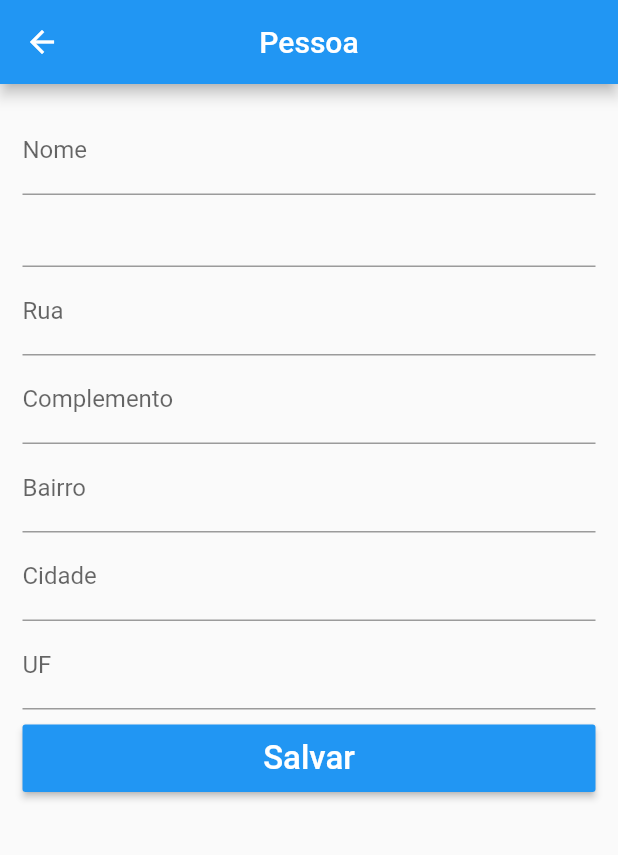
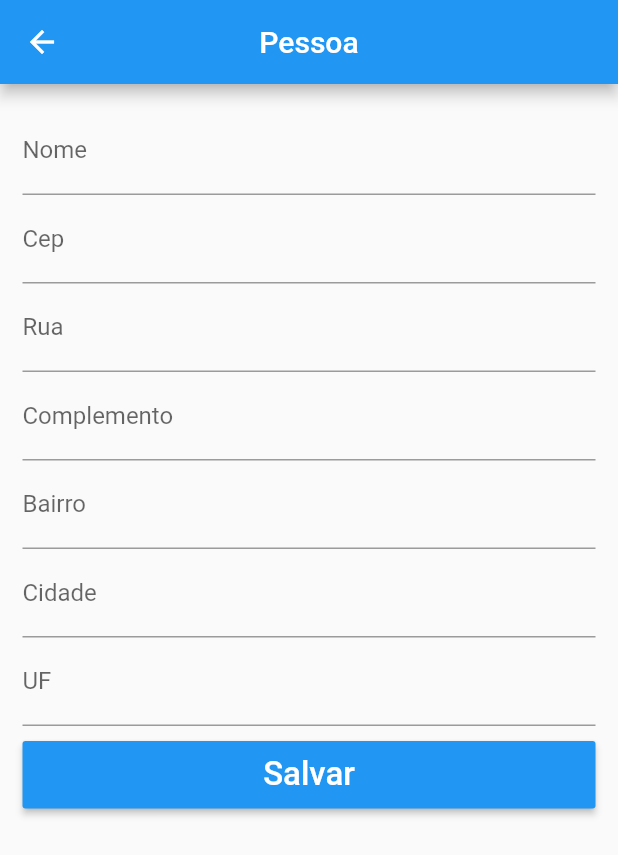
Before and after one commit to DayaneCordeiro/Aplicativo_05_LDDM, a Flutter app: the PessoaFormView screen opened directly, on a phone screen of 412 x 824 dp. Shown: the top 855 px of the screen. Run offline on Flutter 3.47's test engine with Material 2 defaults, Android fonts, the phone set to English and light mode, and no system bars; our stand-ins replace flutter_mobx, mobx; generated files the repository leaves out were written again; network calls fail.

Commit message:
[View] Enhancement: Cep Text Input Decoration

```diff
--- a/app_web_papi/lib/views/pessoa_form.view.dart
+++ b/app_web_papi/lib/views/pessoa_form.view.dart
@@ -113,6 +113,11 @@ class _PessoaFormViewState extends State<PessoaFormView> {
                 // CEP
                 TextFormField(
                   controller: _tCep,
+                  validator: (s) => _validate(s, "Cep"),
+                  keyboardType: TextInputType.number,
+                  decoration: InputDecoration(
+                    labelText: "Cep",
+                  ),
                   onChanged: (text) {
                     _searchCep();
                   },
```
